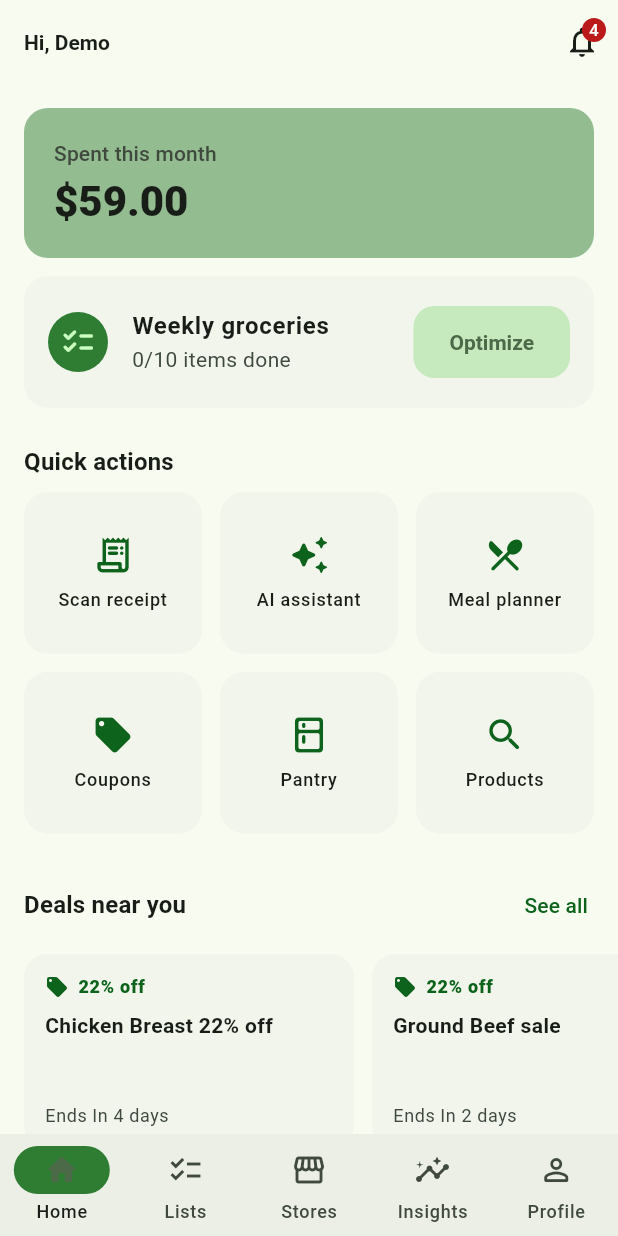
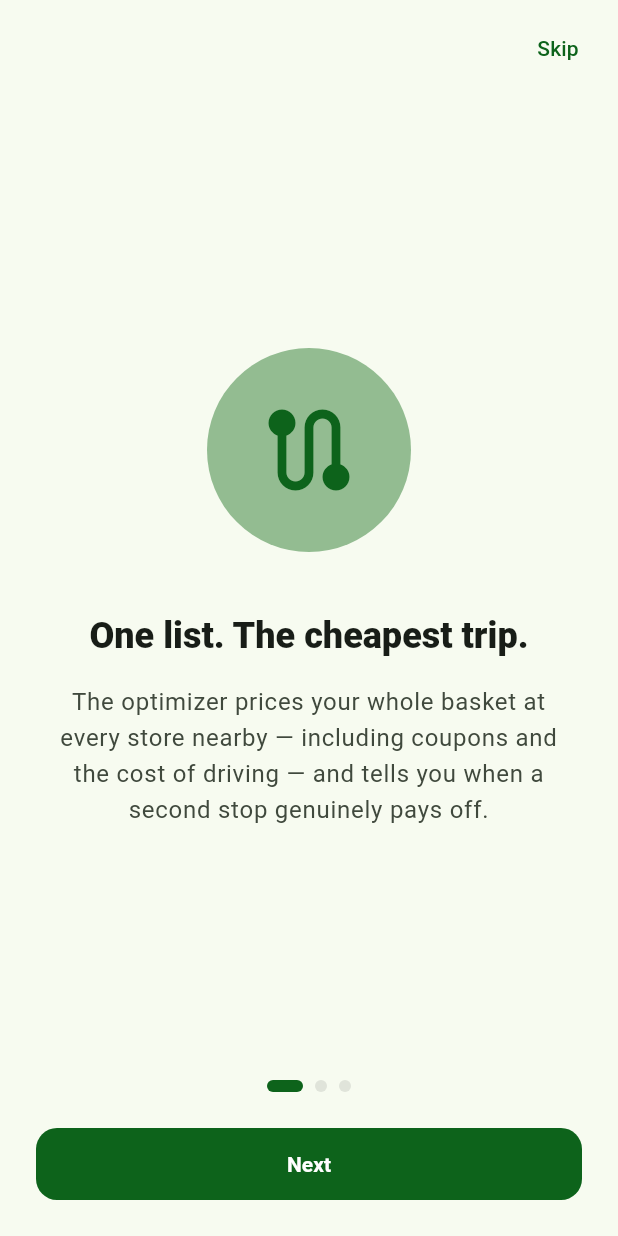
Before and after one commit to ClaudeTest008/grocery-shopping-assistant, a Flutter app: the screen it shows after launch, on a phone screen of 412 x 824 dp. Run offline on Flutter 3.47's test engine with Material 3 defaults, Android fonts, the phone set to English and light mode, and no system bars; our stand-ins replace connectivity_plus, dio, firebase_core, firebase_messaging, fl_chart, flutter_map and 10 more; missing offline and left inert: flutter_stripe, google_mlkit_text_recognition, mobile_scanner; accounts and stored records are empty.

Commit message:
feat(demo): instantly demoable experience
- Seed: 104 products (value/premium/organic variants), 12 Austin stores,
  deterministic out-of-stock pairs for inventory-awareness demos
- 'Explore the demo' one-tap button on sign-in
- Animated 3-page onboarding walkthrough on first run (router-gated)
- Assistant opens on a seeded example conversation in demo mode
- 'Reset demo data' in Settings: wipes Hive + rebuilds ProviderScope
  (AppBootstrap.restart)

Co-Authored-By: Claude Fable 5 <noreply@anthropic.com>

```diff
--- /dev/null
+++ b/lib/app_bootstrap.dart
@@ -0,0 +1,29 @@
+import 'package:flutter/material.dart';
+import 'package:flutter_riverpod/flutter_riverpod.dart';
+
+import 'app.dart';
+
+/// Owns the ProviderScope key so the whole app — every provider, every
+/// cached AsyncValue — can be rebuilt from scratch. Used by "Reset demo
+/// data" after wiping local storage.
+class AppBootstrap extends StatefulWidget {
+  const AppBootstrap({super.key});
+
+  static void restart(BuildContext context) {
+    context.findAncestorStateOfType<_AppBootstrapState>()?._restart();
+  }
+
+  @override
+  State<AppBootstrap> createState() => _AppBootstrapState();
+}
+
+class _AppBootstrapState extends State<AppBootstrap> {
+  Key _scopeKey = UniqueKey();
+
+  void _restart() => setState(() => _scopeKey = UniqueKey());
+
+  @override
+  Widget build(BuildContext context) {
+    return ProviderScope(key: _scopeKey, child: const GroceryApp());
+  }
+}
--- a/lib/core/router/app_router.dart
+++ b/lib/core/router/app_router.dart
@@ -9,6 +9,7 @@ import '../../features/authentication/presentation/sign_in_screen.dart';
 import '../../features/coupons/presentation/coupons_screen.dart';
 import '../../features/home/presentation/home_screen.dart';
 import '../../features/home/presentation/notifications_screen.dart';
+import '../../features/home/presentation/onboarding_screen.dart';
 import '../../features/maps/presentation/map_screen.dart';
 import '../../features/meal_planner/presentation/meal_planner_screen.dart';
 import '../../features/offers/presentation/offers_screen.dart';
@@ -46,10 +47,21 @@ final routerProvider = Provider<GoRouter>((ref) {
       final onAuth = state.matchedLocation == '/auth';
       if (!signedIn && !onAuth) return '/auth';
       if (signedIn && onAuth) return '/';
+      // First-run walkthrough before the shell.
+      if (signedIn &&
+          !ref.read(seenOnboardingProvider) &&
+          state.matchedLocation != '/onboarding') {
+        return '/onboarding';
+      }
       return null;
     },
     routes: [
       GoRoute(path: '/auth', builder: (_, _) => const SignInScreen()),
+      GoRoute(
+        path: '/onboarding',
+        parentNavigatorKey: _rootKey,
+        builder: (_, _) => const OnboardingScreen(),
+      ),
       StatefulShellRoute.indexedStack(
         builder: (_, _, shell) => _ShellScaffold(shell: shell),
         branches: [
--- a/lib/features/ai_assistant/presentation/assistant_screen.dart
+++ b/lib/features/ai_assistant/presentation/assistant_screen.dart
@@ -3,6 +3,7 @@ import 'package:flutter_riverpod/flutter_riverpod.dart';
 
 import '../../../core/ai/ai_services.dart';
 import '../../../core/ai/llm_client.dart';
+import '../../../core/config/app_config.dart';
 import '../../../shared/extensions/context_extensions.dart';
 
 const _suggestions = [
@@ -22,8 +23,23 @@ class AssistantScreen extends ConsumerStatefulWidget {
 class _AssistantScreenState extends ConsumerState<AssistantScreen> {
   final _controller = TextEditingController();
   final _scrollController = ScrollController();
-  final List<LlmMessage> _history = [];
   bool _sending = false;
+
+  // Demo mode opens on a worked example so the assistant's value is
+  // obvious before the first keystroke.
+  final List<LlmMessage> _history = AppConfig.isDemoMode
+      ? [
+          const LlmMessage.user(
+            'Should I wait until next week to buy chicken?',
+          ),
+          const LlmMessage.assistant(
+            'Based on 12 weeks of price history, chicken breast at Aldi '
+            'drops to about \$1.99/lb during their first-week-of-month '
+            'sale — that is 4 days away. If your pantry covers dinners '
+            'until then, waiting saves roughly \$4 on your list.',
+          ),
+        ]
+      : [];
 
   @override
   void dispose() {
--- /dev/null
+++ b/lib/features/home/presentation/onboarding_screen.dart
@@ -0,0 +1,174 @@
+import 'package:flutter/material.dart';
+import 'package:flutter_riverpod/flutter_riverpod.dart';
+import 'package:flutter_riverpod/legacy.dart';
+import 'package:go_router/go_router.dart';
+
+import '../../../core/storage/local_store.dart';
+import '../../../shared/extensions/context_extensions.dart';
+
+const _seenOnboardingKey = 'seen_onboarding';
+
+/// First-run flag, seeded from Hive so onboarding shows exactly once
+/// (and again after a demo reset wipes storage).
+final seenOnboardingProvider = StateProvider<bool>(
+  (ref) =>
+      ref.watch(localStoreProvider).prefs.get(_seenOnboardingKey) == true,
+);
+
+class OnboardingScreen extends ConsumerStatefulWidget {
+  const OnboardingScreen({super.key});
+
+  @override
+  ConsumerState<OnboardingScreen> createState() => _OnboardingScreenState();
+}
+
+class _OnboardingScreenState extends ConsumerState<OnboardingScreen> {
+  final _controller = PageController();
+  int _page = 0;
+
+  static const _pages = [
+    (
+      Icons.route_rounded,
+      'One list. The cheapest trip.',
+      'The optimizer prices your whole basket at every store nearby — '
+          'including coupons and the cost of driving — and tells you when '
+          'a second stop genuinely pays off.',
+    ),
+    (
+      Icons.auto_awesome_rounded,
+      'An assistant that knows groceries',
+      'Ask for a week of dinners under \$60, cheaper substitutes, or '
+          'whether to wait for next week\'s sale. Meal plans use what\'s '
+          'already in your pantry.',
+    ),
+    (
+      Icons.receipt_long_rounded,
+      'Scan receipts, see the truth',
+      'Point the camera at any receipt: spending charts, category '
+          'breakdowns, and a forecast of next month appear automatically.',
+    ),
+  ];
+
+  @override
+  void dispose() {
+    _controller.dispose();
+    super.dispose();
+  }
+
+  Future<void> _finish() async {
+    await ref.read(localStoreProvider).prefs.put(_seenOnboardingKey, true);
+    ref.read(seenOnboardingProvider.notifier).state = true;
+    if (mounted) context.go('/');
+  }
+
+  @override
+  Widget build(BuildContext context) {
+    final last = _page == _pages.length - 1;
+    return Scaffold(
+      body: SafeArea(
+        child: Column(
+          children: [
+            Align(
+              alignment: Alignment.topRight,
+              child: Padding(
+                padding: const EdgeInsets.all(8),
+                child: TextButton(
+                  onPressed: _finish,
+                  child: const Text('Skip'),
+                ),
+              ),
+            ),
+            Expanded(
+              child: PageView.builder(
+                controller: _controller,
+                itemCount: _pages.length,
+                onPageChanged: (i) => setState(() => _page = i),
+                itemBuilder: (_, i) {
+                  final (icon, title, body) = _pages[i];
+                  return Padding(
+                    padding: const EdgeInsets.symmetric(horizontal: 40),
+                    child: Column(
+                      mainAxisAlignment: MainAxisAlignment.center,
+                      children: [
+                        TweenAnimationBuilder<double>(
+                          key: ValueKey(i),
+                          tween: Tween(begin: 0.7, end: 1),
+                          duration: const Duration(milliseconds: 500),
+                          curve: Curves.easeOutBack,
+                          builder: (_, scale, child) =>
+                              Transform.scale(scale: scale, child: child),
+                          child: Container(
+                            padding: const EdgeInsets.all(32),
+                            decoration: BoxDecoration(
+                              color: context.colors.primaryContainer
+                                  .withValues(alpha: 0.5),
+                              shape: BoxShape.circle,
+                            ),
+                            child: Icon(
+                              icon,
+                              size: 72,
+                              color: context.colors.primary,
+                            ),
+                          ),
+                        ),
+                        const SizedBox(height: 40),
+                        Text(
+                          title,
+                          textAlign: TextAlign.center,
+                          style: context.text.headlineSmall
+                              ?.copyWith(fontWeight: FontWeight.w800),
+                        ),
+                        const SizedBox(height: 16),
+                        Text(
+                          body,
+                          textAlign: TextAlign.center,
+                          style: context.text.bodyLarge?.copyWith(
+                            color: context.colors.onSurfaceVariant,
+                            height: 1.5,
+                          ),
+                        ),
+                      ],
+                    ),
+                  );
+                },
+              ),
+            ),
+            Row(
+              mainAxisAlignment: MainAxisAlignment.center,
+              children: [
+                for (var i = 0; i < _pages.length; i++)
+                  AnimatedContainer(
+                    duration: const Duration(milliseconds: 250),
+                    margin: const EdgeInsets.symmetric(horizontal: 4),
+                    width: i == _page ? 24 : 8,
+                    height: 8,
+                    decoration: BoxDecoration(
+                      color: i == _page
+                          ? context.colors.primary
+                          : context.colors.surfaceContainerHighest,
+                      borderRadius: BorderRadius.circular(4),
+                    ),
+                  ),
+              ],
+            ),
+            Padding(
+              padding: const EdgeInsets.all(24),
+              child: SizedBox(
+                width: double.infinity,
+                child: FilledButton(
+                  onPressed: last
+                      ? _finish
+                      : () => _controller.nextPage(
+                            duration: const Duration(milliseconds: 350),
+                            curve: Curves.easeOutCubic,
+                          ),
+                  child: Text(last ? 'Start shopping smarter' : 'Next'),
+                ),
+              ),
+            ),
+          ],
+        ),
+      ),
+    );
+  }
+}
--- a/lib/main.dart
+++ b/lib/main.dart
@@ -1,7 +1,6 @@
 import 'package:flutter/material.dart';
-import 'package:flutter_riverpod/flutter_riverpod.dart';
 
-import 'app.dart';
+import 'app_bootstrap.dart';
 import 'core/services/notification_service.dart';
 import 'core/services/stripe_service.dart';
 import 'core/services/supabase_service.dart';
@@ -16,5 +15,5 @@ Future<void> main() async {
   await NotificationService.init();
   await StripeService.init();
 
-  runApp(const ProviderScope(child: GroceryApp()));
+  runApp(const AppBootstrap());
 }
```
Also changed, not shown: lib/core/demo/demo_seed.dart (+95 -10 lines), lib/core/storage/local_store.dart (+9 -0 lines), lib/features/authentication/presentation/sign_in_screen.dart (+8 -0 lines), lib/features/settings/presentation/settings_screen.dart (+43 -1 lines).
